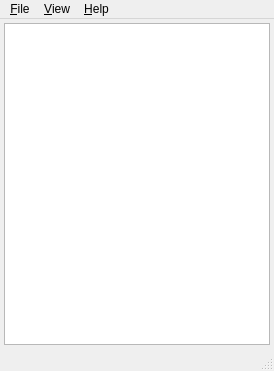
The window that src/gui.ui (flueke/libmvp) describes before a commit, drawn with Qt 5.
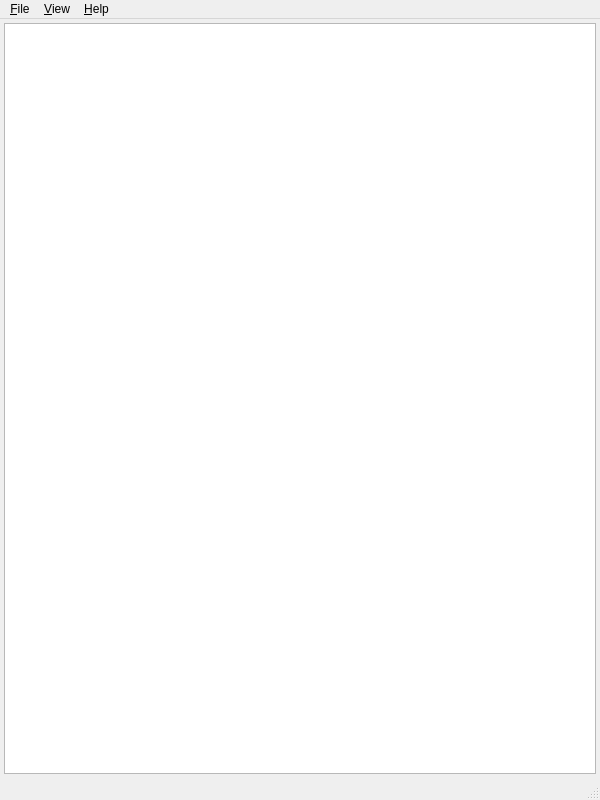
The same window after the commit. Icons and pictures are not drawn.

Commit message:
remove "invisible" label from version dialog; increase default window size
No clue why the label was invisible. Also it didn't contain any information
that's not present elsewhere already.

```diff
--- a/src/gui.ui
+++ b/src/gui.ui
@@ -6,8 +6,8 @@
    <rect>
     <x>0</x>
     <y>0</y>
-    <width>274</width>
-    <height>371</height>
+    <width>600</width>
+    <height>800</height>
    </rect>
   </property>
   <property name="windowIcon">
@@ -50,7 +50,7 @@
     <rect>
      <x>0</x>
      <y>0</y>
-     <width>274</width>
+     <width>600</width>
      <height>21</height>
     </rect>
    </property>
```
The commit also changes 1 other file.
